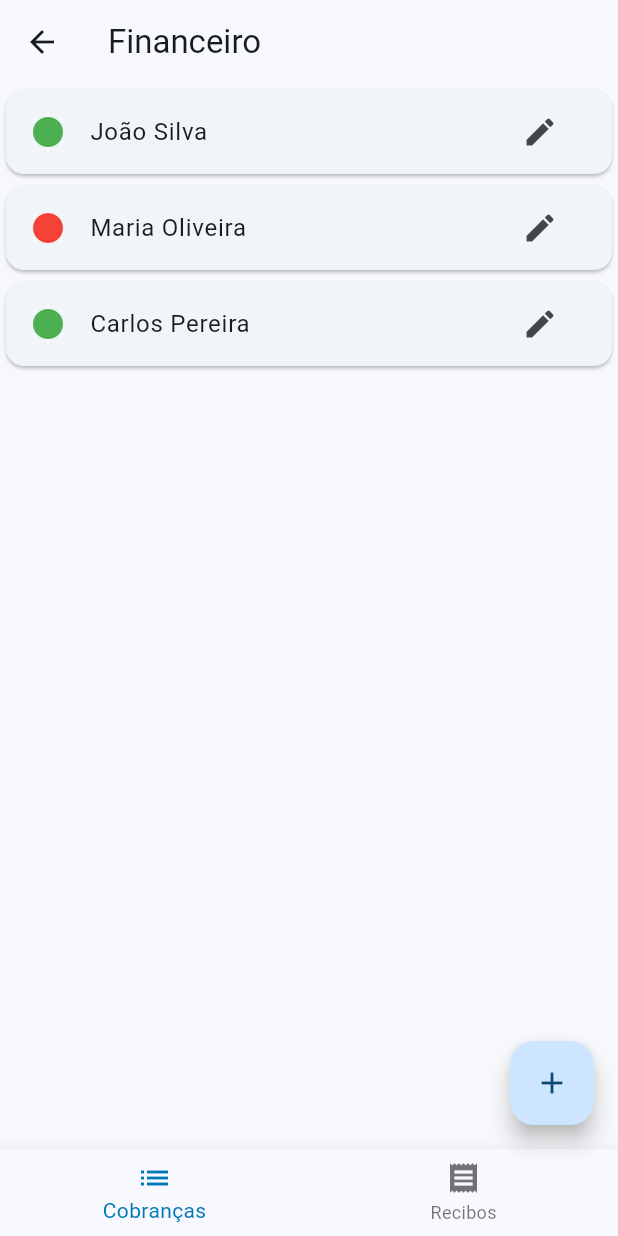
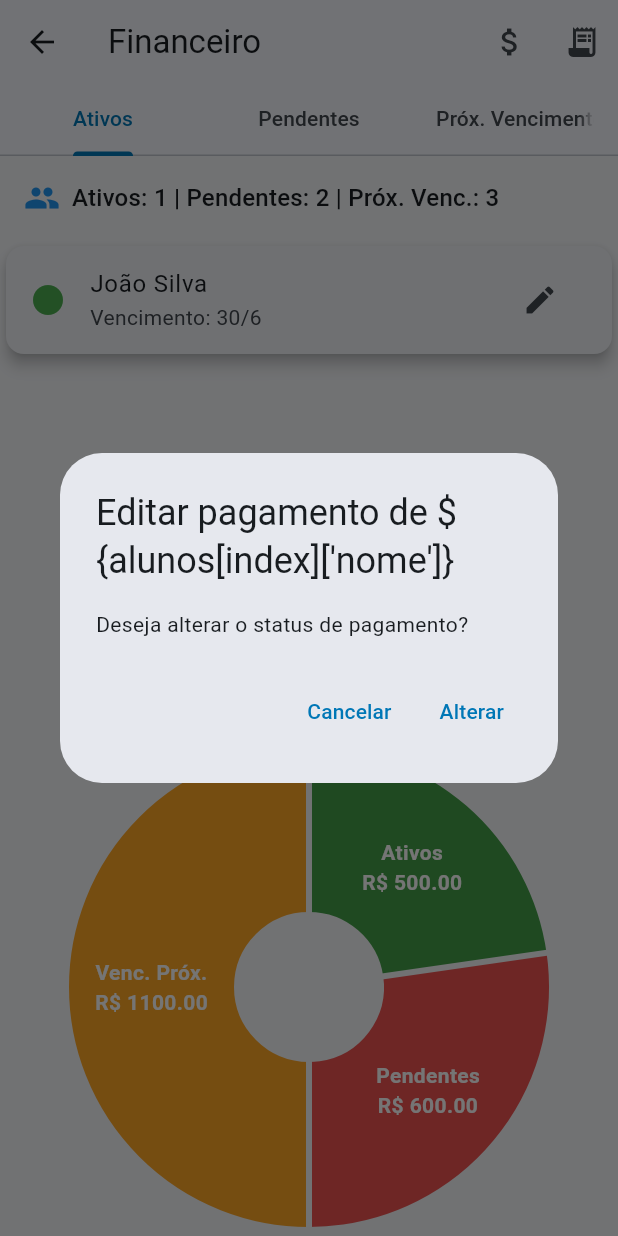
Before and after one commit to gabrioliver/Treinow-v1, a Flutter app: the FinanceiroScreen screen opened by its route, after a tap on the "edit" icon, on a phone screen of 412 x 824 dp. Run offline on Flutter 3.47's test engine with Material 3 defaults, Android fonts, the light colour scheme and no system bars; drawn by our look-alikes of fl_chart; our stand-ins replace cloud_firestore, firebase_auth, firebase_core, google_sign_in, shared_preferences; accounts and stored records are empty.

Commit message:
Commit inicial do app TreiNow

```diff
--- a/lib/main.dart
+++ b/lib/main.dart
@@ -13,6 +13,7 @@ import 'screens/painel_profissional/painel_profissional_screen.dart' as painel;
 import 'screens/alunos/meus_alunos_screen.dart';
 import 'screens/alunos/detalhes_aluno_screen.dart';
 import 'screens/financeiro/financeiro_screen.dart';
+import 'screens/financeiro/recibo_completo_screen.dart';
 
 void main() async {
   WidgetsFlutterBinding.ensureInitialized();
@@ -104,6 +105,7 @@ class TreiNowApp extends StatelessWidget {
         '/painel': (context) => const painel.PainelProfissionalScreen(),
         '/alunos': (context) => const MeusAlunosScreen(),
         '/financeiro': (context) => const FinanceiroScreen(),
+        '/recibo_completo': (context) => const ReciboCompletoScreen(),
       },
       onGenerateRoute: (settings) {
         if (settings.name == '/detalhes_aluno') {
--- a/lib/screens/financeiro/financeiro_screen.dart
+++ b/lib/screens/financeiro/financeiro_screen.dart
@@ -1,4 +1,5 @@
 import 'package:flutter/material.dart';
+import 'package:fl_chart/fl_chart.dart';
 
 class FinanceiroScreen extends StatefulWidget {
   const FinanceiroScreen({super.key});
@@ -7,60 +8,91 @@ class FinanceiroScreen extends StatefulWidget {
   State<FinanceiroScreen> createState() => _FinanceiroScreenState();
 }
 
-class _FinanceiroScreenState extends State<FinanceiroScreen> {
+class _FinanceiroScreenState extends State<FinanceiroScreen>
+    with SingleTickerProviderStateMixin {
   final List<Map<String, dynamic>> alunos = [
-    {'nome': 'João Silva', 'status': true},
-    {'nome': 'Maria Oliveira', 'status': false},
-    {'nome': 'Carlos Pereira', 'status': true},
+    {'nome': 'João Silva', 'status': true, 'vencimento': DateTime(2024, 6, 30), 'valor': 500.0},
+    {'nome': 'Maria Oliveira', 'status': false, 'vencimento': DateTime(2024, 7, 5), 'valor': 300.0},
+    {'nome': 'Carlos Pereira', 'status': false, 'vencimento': DateTime(2024, 7, 2), 'valor': 300.0},
   ];
 
-  final TextEditingController _nomeController = TextEditingController();
-  final TextEditingController _valorController = TextEditingController();
-  final TextEditingController _descricaoController = TextEditingController();
+  late TabController _tabController;
+  int abaSelecionada = 0;
 
-  int _selectedIndex = 0;
-
-  void _onTabTapped(int index) {
-    setState(() {
-      _selectedIndex = index;
+  @override
+  void initState() {
+    super.initState();
+    _tabController = TabController(length: 3, vsync: this);
+    _tabController.addListener(() {
+      setState(() {
+        abaSelecionada = _tabController.index;
+      });
     });
   }
 
-  void _abrirFormularioCobranca() {
+  List<Map<String, dynamic>> get ativos => alunos.where((a) => a['status'] == true).toList();
+  List<Map<String, dynamic>> get pendentes => alunos.where((a) => a['status'] == false).toList();
+  List<Map<String, dynamic>> get vencimentoProximo => alunos.where((a) =>
+      a['vencimento'] != null &&
+      a['vencimento'].isBefore(DateTime.now().add(const Duration(days: 5)))).toList();
+
+  double get valorAtivos => ativos.fold(0.0, (sum, a) => sum + (a['valor'] ?? 0.0));
+  double get valorPendentes => pendentes.fold(0.0, (sum, a) => sum + (a['valor'] ?? 0.0));
+  double get valorVencProx => vencimentoProximo.fold(0.0, (sum, a) => sum + (a['valor'] ?? 0.0));
+
+  Widget _buildPieChart() {
+    return PieChart(
+      PieChartData(
+        sectionsSpace: 4,
+        centerSpaceRadius: 50,
+        startDegreeOffset: -90,
+        borderData: FlBorderData(show: false),
+        sections: [
+          PieChartSectionData(
+            value: valorAtivos,
+            color: Colors.green.shade600,
+            title: 'Ativos\nR\$ ${valorAtivos.toStringAsFixed(2)}',
+            radius: 110,
+            titleStyle: const TextStyle(fontSize: 14, fontWeight: FontWeight.bold, color: Colors.white),
+          ),
+          PieChartSectionData(
+            value: valorPendentes,
+            color: Colors.red.shade400,
+            title: 'Pendentes\nR\$ ${valorPendentes.toStringAsFixed(2)}',
+            radius: 110,
+            titleStyle: const TextStyle(fontSize: 14, fontWeight: FontWeight.bold, color: Colors.white),
+          ),
+          PieChartSectionData(
+            value: valorVencProx,
+            color: Colors.orange.shade400,
+            title: 'Venc. Próx.\nR\$ ${valorVencProx.toStringAsFixed(2)}',
+            radius: 110,
+            titleStyle: const TextStyle(fontSize: 14, fontWeight: FontWeight.bold, color: Colors.white),
+          ),
+        ],
+      ),
+    );
+  }
+
+  void _editarStatusPagamento(int index) {
     showDialog(
       context: context,
-      builder: (BuildContext context) {
+      builder: (context) {
         return AlertDialog(
-          title: const Text('Nova Cobrança'),
-          content: Column(
-            mainAxisSize: MainAxisSize.min,
-            children: [
-              TextField(
-                controller: _nomeController,
-                decoration: const InputDecoration(labelText: 'Nome do aluno'),
-              ),
-              TextField(
-                controller: _valorController,
-                keyboardType: TextInputType.number,
-                decoration: const InputDecoration(labelText: 'Valor'),
-              ),
-              TextField(
-                controller: _descricaoController,
-                decoration: const InputDecoration(labelText: 'Descrição'),
-              ),
-            ],
-          ),
+          title: Text("Editar pagamento de \${alunos[index]['nome']}"),
+          content: const Text("Deseja alterar o status de pagamento?"),
           actions: [
             TextButton(
-              child: const Text('Cancelar'),
+              child: const Text("Cancelar"),
+              onPressed: () => Navigator.pop(context),
+            ),
+            TextButton(
+              child: const Text("Alterar"),
               onPressed: () {
-                Navigator.of(context).pop();
-              },
-            ),
-            ElevatedButton(
-              child: const Text('Salvar'),
-              onPressed: () {
-                Navigator.of(context).pop();
+                setState(() {
+                  alunos[index]['status'] = !alunos[index]['status'];
+                });
+                Navigator.pop(context);
               },
             ),
           ],
@@ -69,21 +101,24 @@ class _FinanceiroScreenState extends State<FinanceiroScreen> {
     );
   }
 
-  Widget _buildFinanceiroTab() {
+  Widget _buildAlunoList(List<Map<String, dynamic>> lista) {
     return ListView.builder(
-      itemCount: alunos.length,
+      itemCount: lista.length,
       itemBuilder: (context, index) {
-        final aluno = alunos[index];
+        final aluno = lista[index];
+        final alunoIndex = alunos.indexOf(aluno);
         return Card(
+          elevation: 4,
           child: ListTile(
             leading: Icon(Icons.circle,
                 color: aluno['status'] ? Colors.green : Colors.red),
             title: Text(aluno['nome']),
+            subtitle: aluno['vencimento'] != null
+                ? Text("Vencimento: ${aluno['vencimento'].day}/${aluno['vencimento'].month}")
+                : null,
             trailing: IconButton(
               icon: const Icon(Icons.edit),
-              onPressed: () {
-                // editar cobrança futuramente
-              },
+              onPressed: () => _editarStatusPagamento(alunoIndex),
             ),
           ),
         );
@@ -91,55 +126,75 @@ class _FinanceiroScreenState extends State<FinanceiroScreen> {
     );
   }
 
-  Widget _buildReciboTab() {
-    return Padding(
-      padding: const EdgeInsets.all(16.0),
-      child: Column(
-        crossAxisAlignment: CrossAxisAlignment.start,
-        children: [
-          const Text("Recibo", style: TextStyle(fontSize: 20, fontWeight: FontWeight.bold)),
-          const SizedBox(height: 20),
-          const Text("Profissional: Karlla"),
-          const SizedBox(height: 10),
-          TextField(decoration: const InputDecoration(labelText: "Nome do paciente")),
-          TextField(decoration: const InputDecoration(labelText: "Serviço prestado")),
-          TextField(decoration: const InputDecoration(labelText: "Valor")),
-          TextField(decoration: const InputDecoration(labelText: "Data")),
-          const SizedBox(height: 20),
-          ElevatedButton(
-            onPressed: () {
-              // ação de gerar recibo em PDF (em breve)
-            },
-            child: const Text("Gerar PDF"),
-          )
-        ],
-      ),
-    );
-  }
-
   @override
   Widget build(BuildContext context) {
     return Scaffold(
-      appBar: AppBar(title: const Text("Financeiro")),
-      body: IndexedStack(
-        index: _selectedIndex,
+      appBar: AppBar(
+        title: const Text("Financeiro"),
+        actions: [
+          IconButton(
+            icon: const Icon(Icons.attach_money),
+            tooltip: 'Cobrança',
+            onPressed: () {},
+          ),
+          IconButton(
+            icon: const Icon(Icons.receipt_long),
+            tooltip: 'Recibo',
+            onPressed: () {
+              Navigator.pushNamed(context, '/recibo_completo');
+            },
+          ),
+        ],
+        bottom: TabBar(
+          controller: _tabController,
+          tabs: const [
+            Tab(text: "Ativos"),
+            Tab(text: "Pendentes"),
+            Tab(text: "Próx. Vencimento"),
+          ],
+        ),
+      ),
+      body: Column(
         children: [
-          _buildFinanceiroTab(),
-          _buildReciboTab(),
-        ],
-      ),
-      floatingActionButton: _selectedIndex == 0
-          ? FloatingActionButton(
-              onPressed: _abrirFormularioCobranca,
-              child: const Icon(Icons.add),
-            )
-          : null,
-      bottomNavigationBar: BottomNavigationBar(
-        currentIndex: _selectedIndex,
-        onTap: _onTabTapped,
-        items: const [
-          BottomNavigationBarItem(icon: Icon(Icons.list), label: 'Cobranças'),
-          BottomNavigationBarItem(icon: Icon(Icons.receipt), label: 'Recibos'),
+          Padding(
+            padding: const EdgeInsets.all(16.0),
+            child: Row(
+              children: [
+                const Icon(Icons.group, color: Colors.blue),
+                const SizedBox(width: 8),
+                Text(
+                  "Ativos: ${ativos.length} | Pendentes: ${pendentes.length} | Próx. Venc.: ${vencimentoProximo.length}",
+                  style: Theme.of(context).textTheme.titleMedium,
+                ),
+              ],
+            ),
+          ),
+          Expanded(
+            child: Column(
+              children: [
+                Expanded(
+                  child: TabBarView(
+                    controller: _tabController,
+                    children: [
+                      _buildAlunoList(ativos),
+                      _buildAlunoList(pendentes),
+                      _buildAlunoList(vencimentoProximo),
+                    ],
+                  ),
+                ),
+                Padding(
+                  padding: const EdgeInsets.symmetric(vertical: 16),
+                  child: Center(
+                    child: SizedBox(
+                      height: 300,
+                      width: 300,
+                      child: _buildPieChart(),
+                    ),
+                  ),
+                ),
+              ],
+            ),
+          ),
         ],
       ),
     );
```
Also changed, not shown: lib/screens/financeiro/recibo_completo_screen.dart (added, +95 -0 lines), lib/screens/splash/splash_screen.dart (+64 -22 lines), pubspec.yaml (+3 -8 lines), pubspec.lock.
